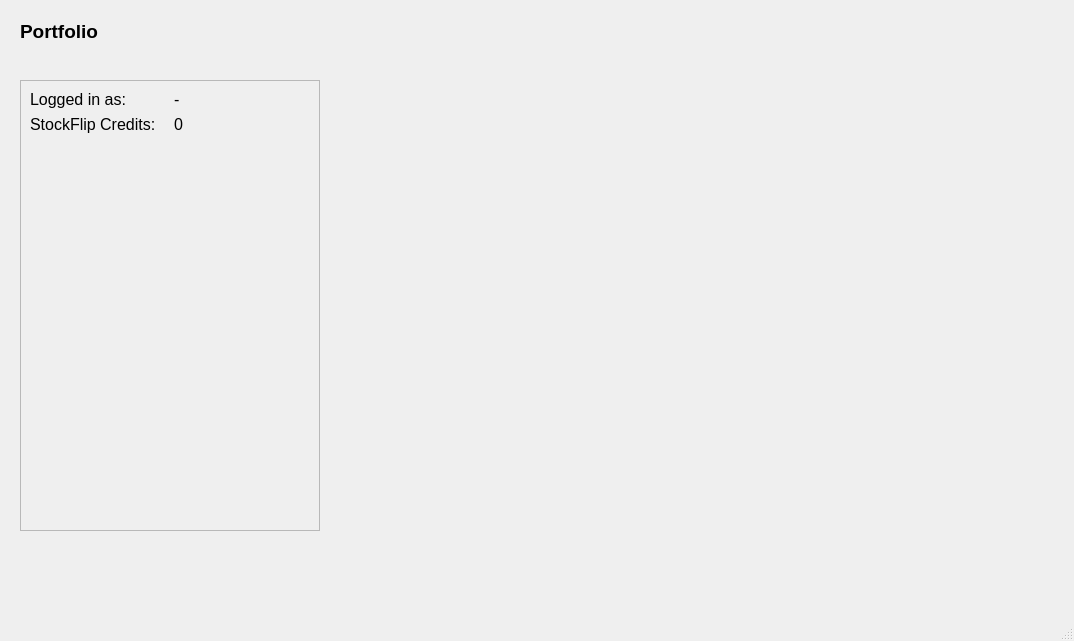
First picture: the form in UI/main.ui, repository welshbrad/StockFlip, before the edit.
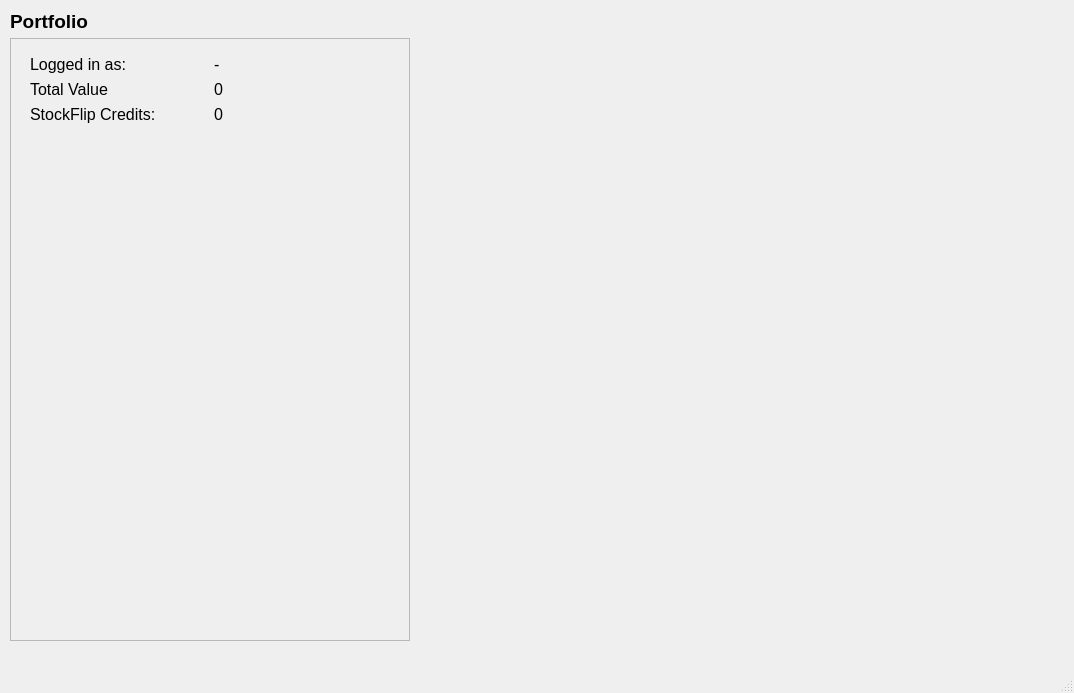
Second picture: the form after the edit.

Patch:
```diff
--- a/UI/main.ui
+++ b/UI/main.ui
@@ -7,28 +7,40 @@
     <x>0</x>
     <y>0</y>
     <width>1074</width>
-    <height>641</height>
+    <height>693</height>
    </rect>
   </property>
   <property name="windowTitle">
    <string>MainWindow</string>
   </property>
   <widget class="QWidget" name="centralwidget">
+   <layout class="QGridLayout" name="gridLayout_2">
+    <property name="leftMargin">
+     <number>10</number>
+    </property>
+    <property name="topMargin">
+     <number>10</number>
+    </property>
+    <property name="rightMargin">
+     <number>10</number>
+    </property>
+    <property name="bottomMargin">
+     <number>10</number>
+    </property>
+    <property name="spacing">
+     <number>5</number>
+    </property>
+    <item row="1" column="0">
    <widget class="QScrollArea" name="scrollArea">
-    <property name="geometry">
-     <rect>
-      <x>20</x>
-      <y>80</y>
-      <width>300</width>
-      <height>451</height>
-     </rect>
-    </property>
     <property name="maximumSize">
      <size>
-      <width>300</width>
+        <width>400</width>
       <height>16777215</height>
      </size>
     </property>
+      <property name="horizontalScrollBarPolicy">
+       <enum>Qt::ScrollBarAsNeeded</enum>
+      </property>
     <property name="sizeAdjustPolicy">
      <enum>QAbstractScrollArea::AdjustToContents</enum>
     </property>
@@ -40,19 +52,21 @@
       <rect>
        <x>0</x>
        <y>0</y>
-       <width>298</width>
-       <height>449</height>
-      </rect>
-     </property>
-     <widget class="QWidget" name="gridLayoutWidget">
+         <width>398</width>
+         <height>598</height>
+        </rect>
+       </property>
+       <widget class="QWidget" name="verticalLayoutWidget_2">
       <property name="geometry">
        <rect>
-        <x>-1</x>
-        <y>-1</y>
-        <width>301</width>
-        <height>451</height>
-       </rect>
-      </property>
+          <x>9</x>
+          <y>6</y>
+          <width>381</width>
+          <height>591</height>
+         </rect>
+        </property>
+        <layout class="QVBoxLayout" name="verticalLayout_4">
+         <item>
       <layout class="QGridLayout" name="gridLayout">
        <property name="leftMargin">
         <number>10</number>
@@ -66,8 +80,20 @@
        <property name="bottomMargin">
         <number>10</number>
        </property>
-       <item row="1" column="0">
-        <widget class="QLabel" name="stockBalanceLabel">
+           <item row="0" column="0">
+            <widget class="QLabel" name="label_3">
+             <property name="font">
+              <font>
+               <pointsize>12</pointsize>
+              </font>
+             </property>
+             <property name="text">
+              <string>Logged in as:</string>
+             </property>
+            </widget>
+           </item>
+           <item row="2" column="0">
+            <widget class="QLabel" name="stockBalanceLabel_2">
          <property name="font">
           <font>
            <pointsize>12</pointsize>
@@ -78,15 +104,15 @@
          </property>
         </widget>
        </item>
-       <item row="1" column="1">
-        <widget class="QLabel" name="currentBalance">
+           <item row="1" column="0">
+            <widget class="QLabel" name="totalValueLabel">
          <property name="font">
           <font>
            <pointsize>12</pointsize>
           </font>
          </property>
          <property name="text">
-          <string>0</string>
+              <string>Total Value</string>
          </property>
         </widget>
        </item>
@@ -102,19 +128,33 @@
          </property>
         </widget>
        </item>
-       <item row="0" column="0">
-        <widget class="QLabel" name="label_3">
+           <item row="2" column="1">
+            <widget class="QLabel" name="currentBalance">
          <property name="font">
           <font>
            <pointsize>12</pointsize>
           </font>
          </property>
          <property name="text">
-          <string>Logged in as:</string>
+              <string>0</string>
          </property>
         </widget>
        </item>
-       <item row="2" column="0">
+           <item row="1" column="1">
+            <widget class="QLabel" name="totalValue">
+             <property name="font">
+              <font>
+               <pointsize>12</pointsize>
+              </font>
+             </property>
+             <property name="text">
+              <string>0</string>
+             </property>
+            </widget>
+           </item>
+          </layout>
+         </item>
+         <item>
         <spacer name="verticalSpacer">
          <property name="orientation">
           <enum>Qt::Vertical</enum>
@@ -131,15 +171,22 @@
      </widget>
     </widget>
    </widget>
+    </item>
+    <item row="2" column="1">
+     <spacer name="horizontalSpacer">
+      <property name="orientation">
+       <enum>Qt::Horizontal</enum>
+      </property>
+      <property name="sizeHint" stdset="0">
+       <size>
+        <width>40</width>
+        <height>20</height>
+       </size>
+      </property>
+     </spacer>
+    </item>
+    <item row="0" column="0">
    <widget class="QLabel" name="label_2">
-    <property name="geometry">
-     <rect>
-      <x>20</x>
-      <y>20</y>
-      <width>83</width>
-      <height>23</height>
-     </rect>
-    </property>
     <property name="font">
      <font>
       <pointsize>14</pointsize>
@@ -151,6 +198,8 @@
      <string>Portfolio</string>
     </property>
    </widget>
+    </item>
+   </layout>
   </widget>
   <widget class="QStatusBar" name="statusbar"/>
  </widget>
```
Lines whose indentation alone changed are shown as unchanged.
